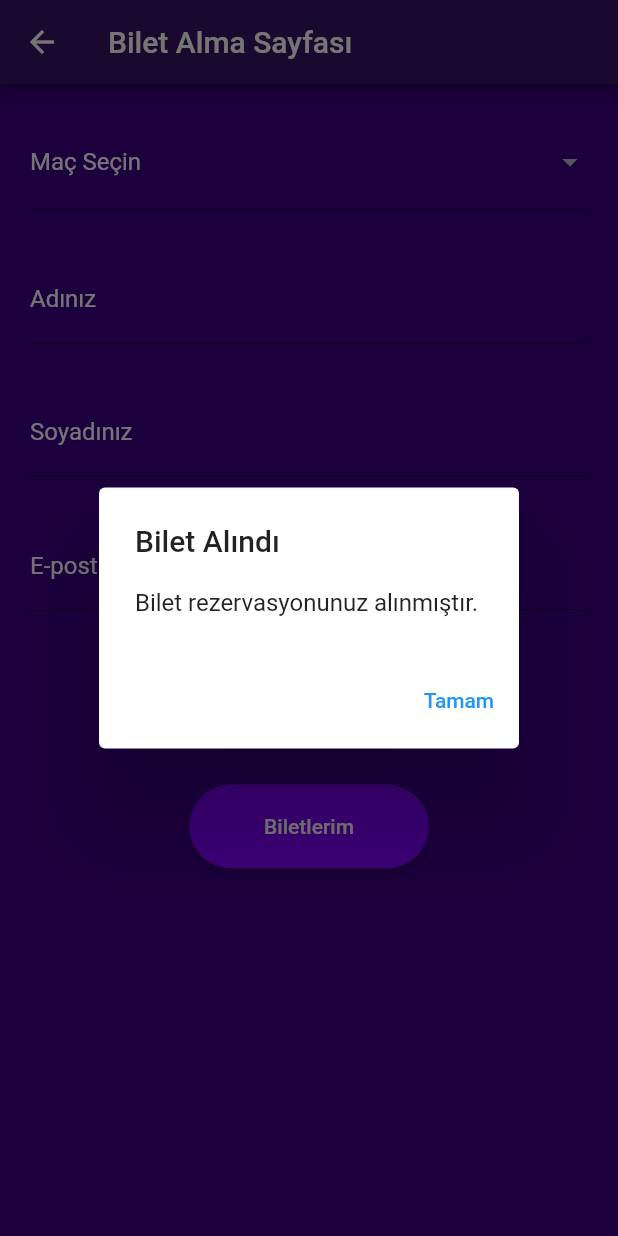
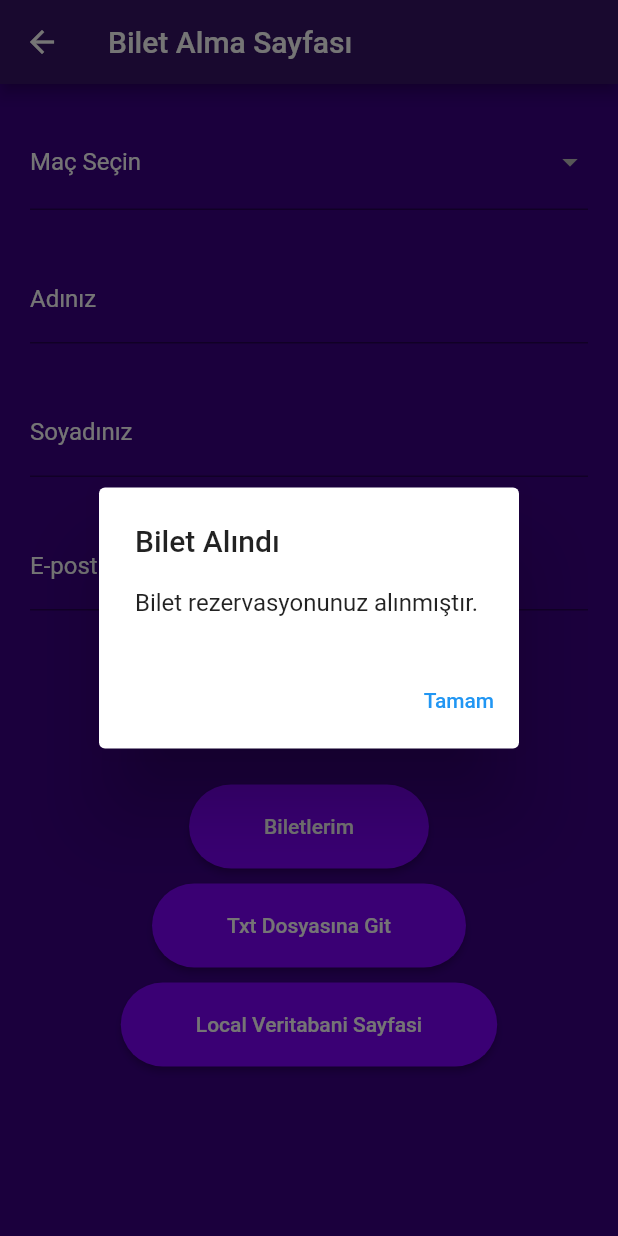
Before and after one commit to yusuffbal/3301456_213301074, a Flutter app: the BiletAlmaSayfasi screen opened directly, after a tap on "Bilet Al", on a phone screen of 412 x 824 dp. Run offline on Flutter 3.47's test engine with Material 2 defaults, Android fonts, the phone set to English and light mode, and no system bars; our stand-ins replace cloud_firestore, firebase_auth, firebase_core; accounts and stored records are empty.

Commit message:
path_provider eklendi

```diff
--- a/lib/models/BiletModel.dart
+++ b/lib/models/BiletModel.dart
@@ -30,6 +30,16 @@ class BiletModel {
     };
   }
 
+  BiletModel.fromMap(Map<String, dynamic> map)
+      : id = map['id'],
+        ad = map['ad'],
+        soyad = map['soyad'],
+        email = map['email'],
+        match = map['match'],
+        stad = map['stad'],
+        tarih = map['tarih'];
+
+
   BiletModel.fromFireStore(Map<String, dynamic> firestore)
   : id=firestore['id'],
     ad=firestore['ad'],
--- /dev/null
+++ b/lib/services/FileUtils.dart
@@ -0,0 +1,33 @@
+import 'package:path_provider/path_provider.dart';
+import 'dart:io';
+import 'dart:async';
+
+class FileUtils {
+
+static Future<String> get getFilePath async {
+final directory = await getApplicationDocumentsDirectory();
+return directory.path;
+}
+
+static Future<File> get getFile async {
+final path = await getFilePath;
+return File('$path/myfile.txt');
+}
+
+static Future<File> saveToFile(List<String> data) async {
+  final file = await getFile;
+  final content = data.join('\n');
+
+  return file.writeAsString(content);
+}
+
+static Future<String?> readFromFile() async {
+try {
+final file = await getFile;
+String fileContents = await file.readAsString();
+return fileContents;
+} catch (e) {
+return "Dosya okunamadi! $e";
+}
+}
+}
--- a/lib/views/BiletAlView.dart
+++ b/lib/views/BiletAlView.dart
@@ -1,10 +1,14 @@
 import 'package:flutter/material.dart';
-import 'package:footballapp_2/views/BiletlerimView.dart';
+import 'package:footballapp_2/views/BiletlerimDbView.dart';
 import 'package:provider/provider.dart';
-
 import '../Provider/BiletProvider.dart';
+import '../models/BiletModel.dart';
 import '../models/MatchModel.dart';
+import '../services/DbService.dart';
+import '../services/FileUtils.dart';
 import '../services/MatchService.dart';
+import 'BiletlerimView.dart';
+import 'FileReadView.dart';
 
 class BiletAlmaSayfasi extends StatefulWidget {
   @override
@@ -12,6 +16,9 @@ class BiletAlmaSayfasi extends StatefulWidget {
 }
 
 class _BiletAlmaSayfasiState extends State<BiletAlmaSayfasi> {
+  final adController = TextEditingController();
+  final soyadController = TextEditingController();
+  final mailController = TextEditingController();
   String? selectedMatch;
   List<MatchModel> matches = [];
   String? selectedStad;
@@ -63,8 +70,7 @@ class _BiletAlmaSayfasiState extends State<BiletAlmaSayfasi> {
                         .firstWhere((match) => match.ad == newValue)
                         .tarih;
                     selectedMatch =
-                        matches.firstWhere((match) => match.ad == newValue)
-                        .ad;
+                        matches.firstWhere((match) => match.ad == newValue).ad;
                   });
 
                   biletProvider.changeMatch(selectedMatch!);
@@ -81,6 +87,7 @@ class _BiletAlmaSayfasiState extends State<BiletAlmaSayfasi> {
               ),
               const SizedBox(height: 30.0),
               TextFormField(
+                controller: adController,
                 style: const TextStyle(color: Colors.white),
                 onChanged: (value) {
                   biletProvider.changeAd(value);
@@ -91,6 +98,7 @@ class _BiletAlmaSayfasiState extends State<BiletAlmaSayfasi> {
               ),
               const SizedBox(height: 30.0),
               TextFormField(
+                controller: soyadController,
                 style: const TextStyle(color: Colors.white),
                 onChanged: (value) {
                   biletProvider.changeSoyad(value);
@@ -101,6 +109,7 @@ class _BiletAlmaSayfasiState extends State<BiletAlmaSayfasi> {
               ),
               const SizedBox(height: 30.0),
               TextFormField(
+                controller: mailController,
                 style: const TextStyle(color: Colors.white),
                 onChanged: (value) {
                   biletProvider.changeEmail(value);
@@ -121,8 +130,28 @@ class _BiletAlmaSayfasiState extends State<BiletAlmaSayfasi> {
                   'Bilet Al',
                   style: TextStyle(color: Colors.white),
                 ),
-                onPressed: () {
+                onPressed: () async {
+                  FileUtils.saveToFile([
+                    adController.text,
+                    soyadController.text,
+                    mailController.text
+                  ]);
+
                   biletProvider.saveBiletmodel();
+
+                  BiletModel bilet = BiletModel(
+                    ad: adController.text,
+                    soyad: soyadController.text,
+                    email: mailController.text,
+                    match: selectedMatch,
+                    stad: selectedStad,
+                    tarih: selectedTarih,
+                  );
+
+                  DbService dbService = DbService.instance;
+                  await dbService.insert(bilet.toMap());
+
+                  // ignore: use_build_context_synchronously
                   showDialog(
                     context: context,
                     builder: (context) {
@@ -165,6 +194,52 @@ class _BiletAlmaSayfasiState extends State<BiletAlmaSayfasi> {
                   );
                 },
               ),
+              const SizedBox(
+                height: 10,
+              ),
+              ElevatedButton(
+                style: ElevatedButton.styleFrom(
+                  backgroundColor: const Color.fromARGB(255, 126, 0, 252),
+                  padding: const EdgeInsets.symmetric(
+                      horizontal: 50.0, vertical: 20.0),
+                  shape: const StadiumBorder(),
+                ),
+                child: const Text(
+                  'Txt Dosyasına Git',
+                  style: TextStyle(color: Colors.white),
+                ),
+                onPressed: () {
+                  Navigator.push(
+                    context,
+                    MaterialPageRoute(
+                      builder: (context) => const FileReadView(),
+                    ),
+                  );
+                },
+              ),
+              const SizedBox(
+                height: 10,
+              ),
+              ElevatedButton(
+                style: ElevatedButton.styleFrom(
+                  backgroundColor: const Color.fromARGB(255, 126, 0, 252),
+                  padding: const EdgeInsets.symmetric(
+                      horizontal: 50.0, vertical: 20.0),
+                  shape: const StadiumBorder(),
+                ),
+                child: const Text(
+                  'Local Veritabani Sayfasi',
+                  style: TextStyle(color: Colors.white),
+                ),
+                onPressed: () {
+                  Navigator.push(
+                    context,
+                    MaterialPageRoute(
+                      builder: (context) => BiletlerimDbSayfasi(),
+                    ),
+                  );
+                },
+              ),
             ],
           ),
         ),
--- a/lib/views/LiveMatchView.dart
+++ b/lib/views/LiveMatchView.dart
@@ -62,7 +62,7 @@ class _LiveMatchScreenState extends State<LiveMatchScreen> {
                           fontSize: 16, fontWeight: FontWeight.bold),
                     ),
                     subtitle: Text(
-                      'Score: ${match.score}',
+                      'Skor: ${match.score}',
                       style: const TextStyle(fontSize: 14),
                     ),
                   ),
--- a/pubspec.yaml
+++ b/pubspec.yaml
@@ -41,6 +41,8 @@ dependencies:
   http: ^0.13.5
   cloud_firestore: ^4.8.1
   uuid: ^3.0.7
+  path_provider: ^2.0.15
+  sqflite: ^2.2.8+4
 
 
 dev_dependencies:
```
Also changed, not shown: lib/views/FileReadView.dart (added, +51 -0 lines), pubspec.lock, 1 other file.
